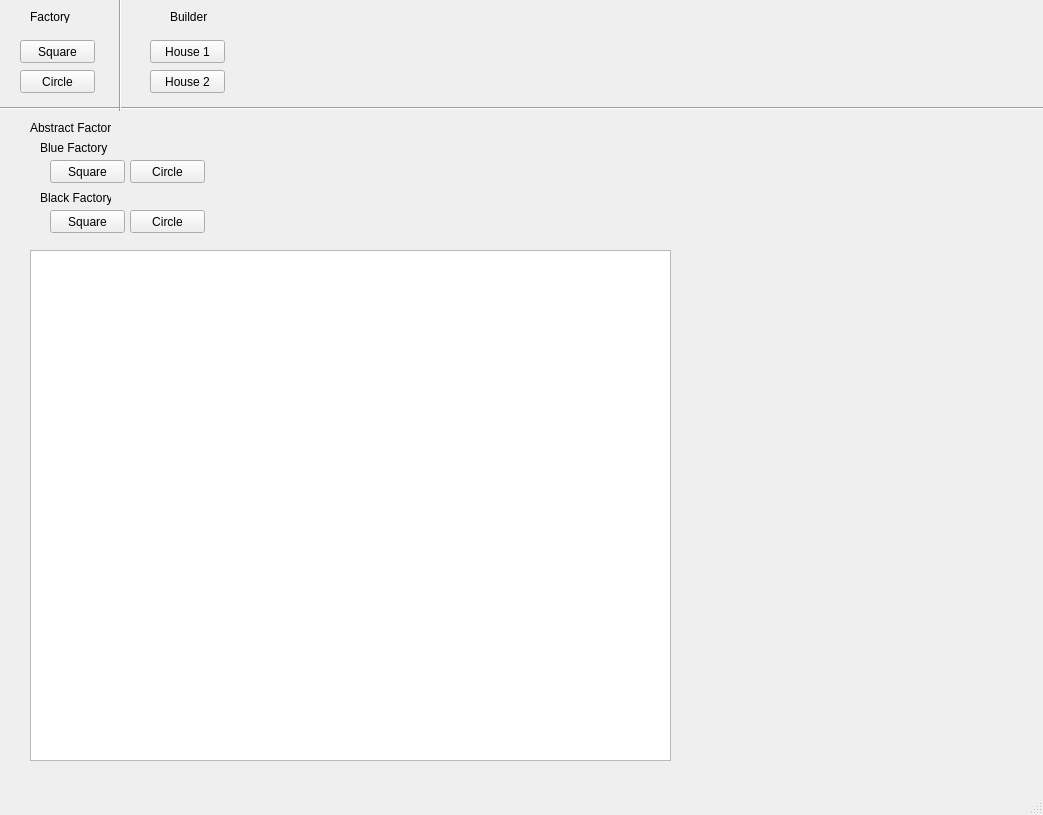
Old version of the form venv/Scripts/GUI.ui in the repository FedorSedov/Pattern_Education.
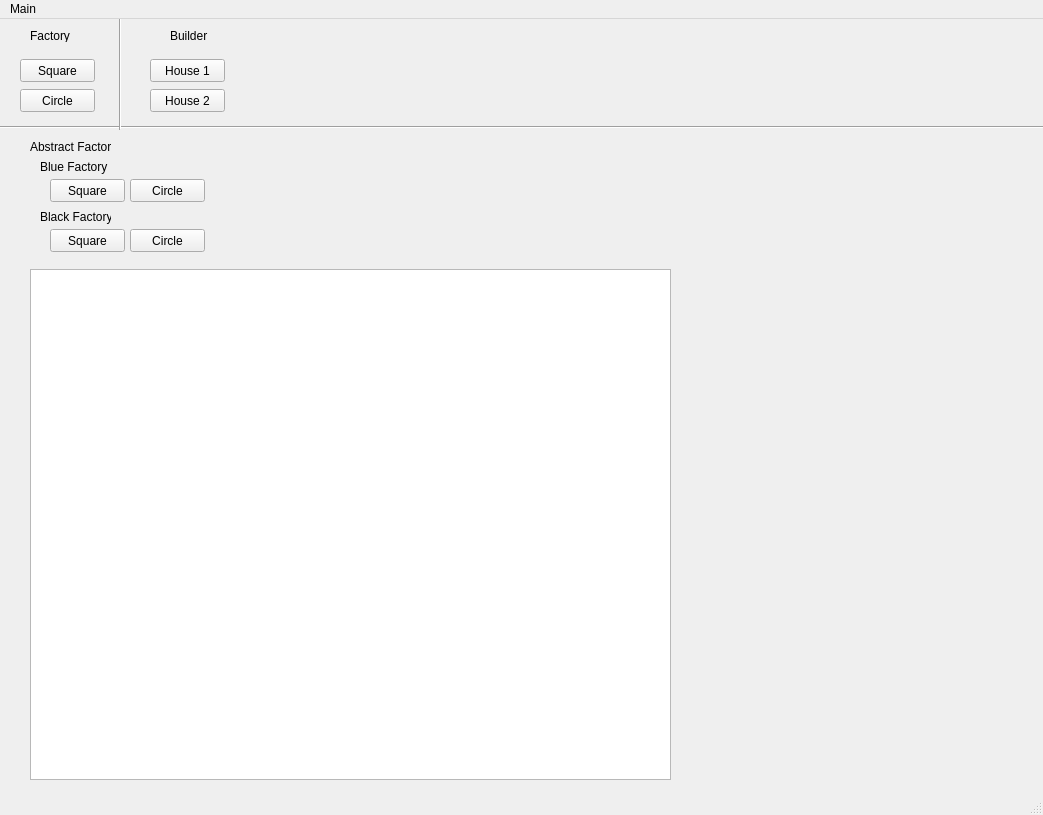
New version of the form.

The edit to the form file:
```diff
--- a/venv/Scripts/GUI.ui
+++ b/venv/Scripts/GUI.ui
@@ -229,6 +229,13 @@
      <height>21</height>
     </rect>
    </property>
+   <widget class="QMenu" name="menuMain">
+    <property name="title">
+     <string>Main</string>
+    </property>
+    <addaction name="actionUndo"/>
+   </widget>
+   <addaction name="menuMain"/>
   </widget>
   <widget class="QStatusBar" name="statusbar"/>
  </widget>
```
Left out of the diff: 5 changed lines with no effect on the pictures.
